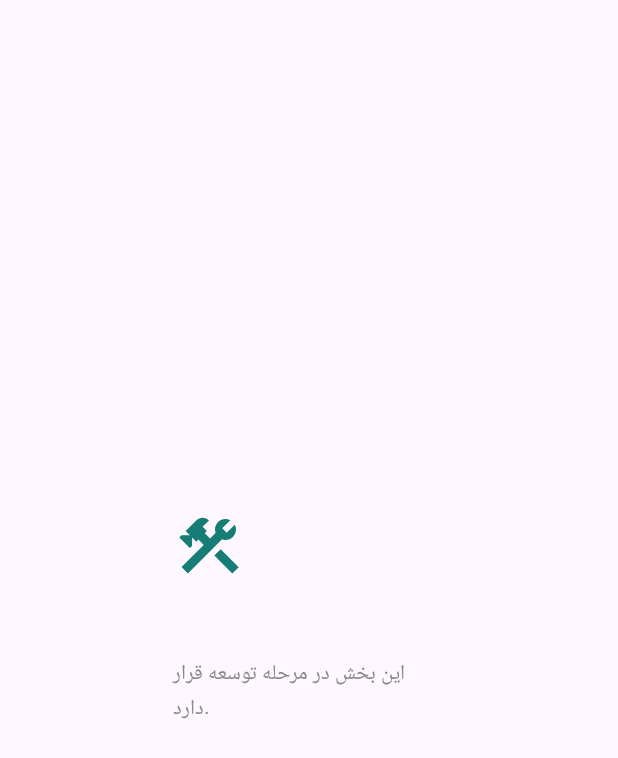
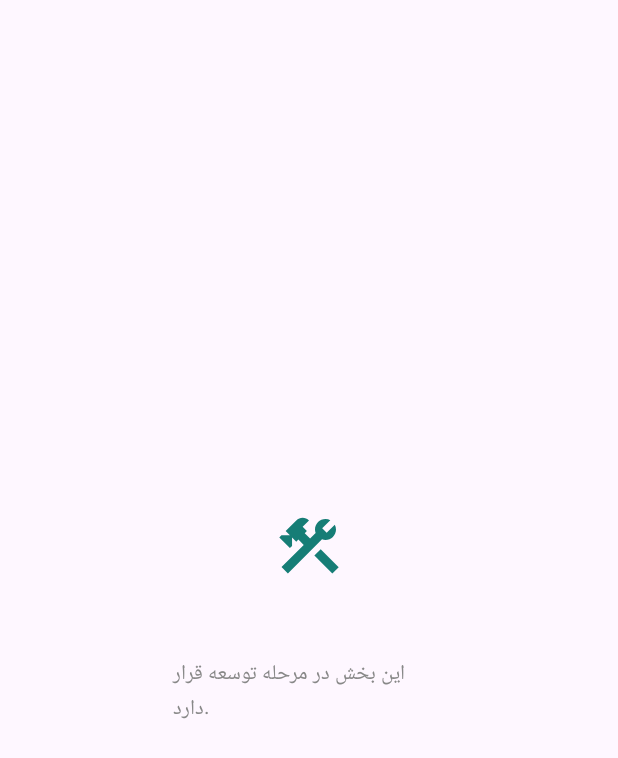
Before and after one commit to liafate/YaddarAndroid, an Android app built with Jetpack Compose: the composable ComingSoon called with empty values, on a phone screen of 412 x 824 dp. Shown: the top 758 px of the screen. Run offline under Robolectric (Android 15) with nearby library versions, the phone set to English and light mode, and no system bars; our stand-ins replace Room's generated code; 2 statements that could not run were skipped.

Commit message:
Fix ComingSoon Compose alignment compile error

```diff
--- a/app/src/main/java/ir/yaddar/app/MainActivity.kt
+++ b/app/src/main/java/ir/yaddar/app/MainActivity.kt
@@ -387,4 +387,20 @@ private fun endExclusive(j:JDate):Long?=dayStart(j)?.let(::nextDay)
 @Composable private fun ReportEventRow(e:FinancialEventEntity){
     Surface(color=Color.White,shape=RoundedCornerShape(12.dp),modifier=Modifier.fillMaxWidth()){Column(Modifier.padding(12.dp)){Text(if(e.eventType==EVENT_CUSTOMER_DEBT)"بدهی" else "دریافت",fontWeight=FontWeight.Medium);Text(jDateText(e.timestamp),color=Muted,fontSize=12.sp);Text((if(e.eventType==EVENT_CUSTOMER_DEBT)"+" else "−")+money(e.amount)+" تومان");e.note?.takeIf{it.isNotBlank()}?.let{Text(it,color=Muted,fontSize=12.sp)}}}
 }
-@Composable private fun ComingSoon(name:String,modifier:Modifier=Modifier){Box(modifier.fillMaxSize(),contentAlignment=Alignment.Center){Column(horizontalAlignment=Alignment.Center,verticalArrangement=Arrangement.spacedBy(12.dp)){Icon(Icons.Default.Construction,null,tint=Teal,modifier=Modifier.size(48.dp));Text(name,fontSize=22.sp,fontWeight=FontWeight.Bold);Text("این بخش در مرحله توسعه قرار دارد.",color=Color.Gray)}}}
+@Composable
+private fun ComingSoon(name: String, modifier: Modifier = Modifier) {
+    Box(
+        modifier = modifier.fillMaxSize(),
+        contentAlignment = Alignment.Center
+    ) {
+        Column(
+            modifier = Modifier.padding(24.dp),
+            horizontalAlignment = Alignment.CenterHorizontally,
+            verticalArrangement = Arrangement.spacedBy(12.dp)
+        ) {
+            Icon(Icons.Default.Construction, contentDescription = null, tint = Teal, modifier = Modifier.size(48.dp))
+            Text(name, fontSize = 22.sp, fontWeight = FontWeight.Bold)
+            Text("این بخش در مرحله توسعه قرار دارد.", color = Color.Gray)
+        }
+    }
+}
```
